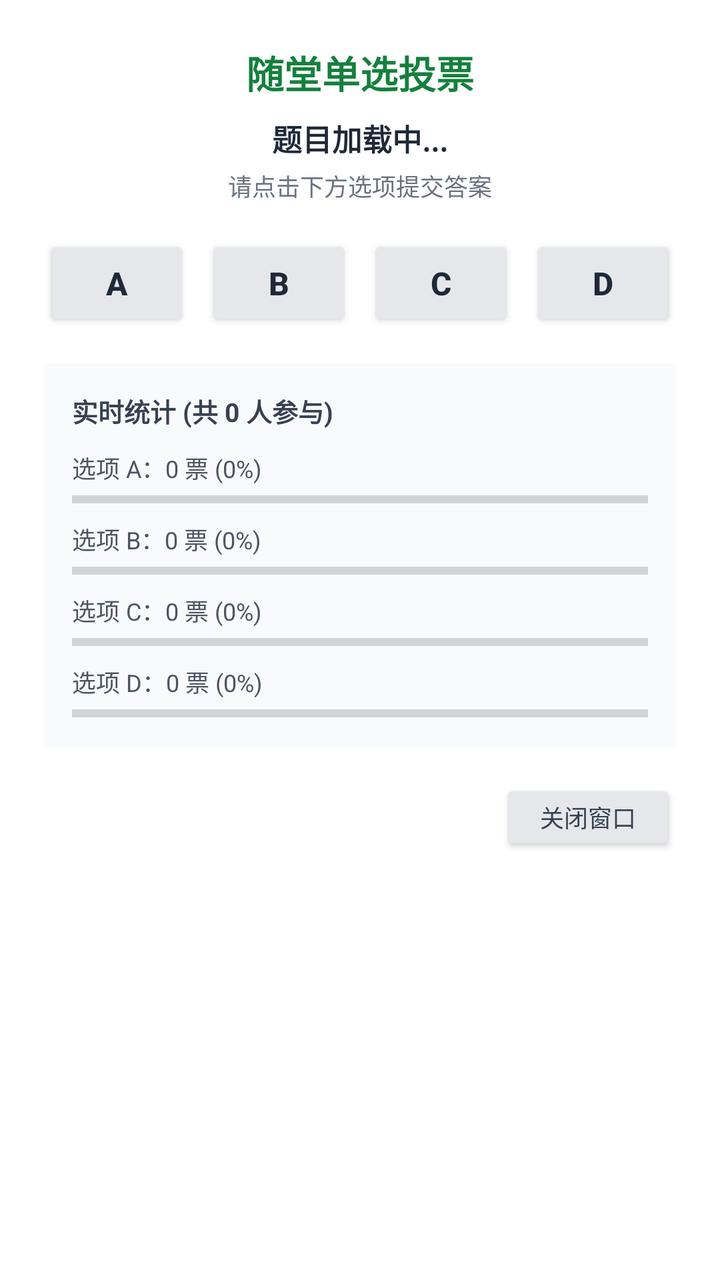
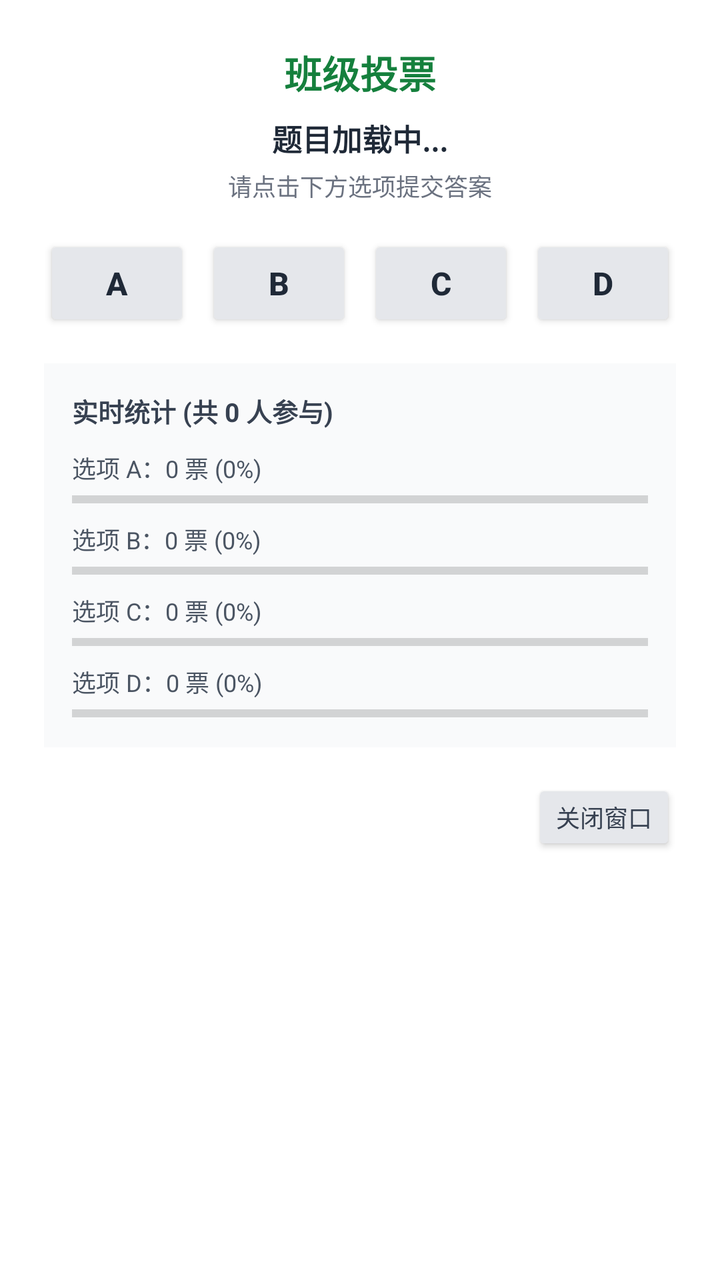

An Android layout rendered at two revisions. The XML below is the earlier revision; the diff shows what the commit changed to produce the second picture.
<!-- AndroidManifest.xml: application theme Theme.CampusChat -->
<!-- res/layout/dialog_vote.xml -->
<?xml version="1.0" encoding="utf-8"?>
<LinearLayout
    xmlns:android="http://schemas.android.com/apk/res/android"
    android:layout_width="match_parent"
    android:layout_height="wrap_content"
    android:orientation="vertical"
    android:background="#FFFFFF"
    android:padding="22dp">

    
    <TextView
        android:layout_width="wrap_content"
        android:layout_height="wrap_content"
        android:layout_gravity="center_horizontal"
        android:text="随堂单选投票"
        android:textColor="#15803D"
        android:textSize="19sp"
        android:textStyle="bold" />

    <TextView
        android:id="@+id/tvVoteTitle"
        android:layout_width="match_parent"
        android:layout_height="wrap_content"
        android:layout_marginTop="8dp"
        android:gravity="center"
        android:text="题目加载中..."
        android:textColor="#1F2937"
        android:textSize="15sp"
        android:textStyle="bold" />

    <TextView
        android:id="@+id/tvVoteStatusHint"
        android:layout_width="match_parent"
        android:layout_height="wrap_content"
        android:layout_marginTop="4dp"
        android:gravity="center"
        android:text="请点击下方选项提交答案"
        android:textColor="#6B7280"
        android:textSize="12sp" />

    
    <LinearLayout
        android:id="@+id/layoutVoteButtons"
        android:layout_width="match_parent"
        android:layout_height="wrap_content"
        android:layout_marginTop="16dp"
        android:orientation="horizontal">

        <Button
            android:id="@+id/btnVoteA"
            android:layout_width="0dp"
            android:layout_height="48dp"
            android:layout_weight="1"
            android:layout_marginEnd="4dp"
            android:backgroundTint="#E5E7EB"
            android:text="A"
            android:textColor="#1F2937"
            android:textSize="16sp"
            android:textStyle="bold" />

        <Button
            android:id="@+id/btnVoteB"
            android:layout_width="0dp"
            android:layout_height="48dp"
            android:layout_weight="1"
            android:layout_marginStart="4dp"
            android:layout_marginEnd="4dp"
            android:backgroundTint="#E5E7EB"
            android:text="B"
            android:textColor="#1F2937"
            android:textSize="16sp"
            android:textStyle="bold" />

        <Button
            android:id="@+id/btnVoteC"
            android:layout_width="0dp"
            android:layout_height="48dp"
            android:layout_weight="1"
            android:layout_marginStart="4dp"
            android:layout_marginEnd="4dp"
            android:backgroundTint="#E5E7EB"
            android:text="C"
            android:textColor="#1F2937"
            android:textSize="16sp"
            android:textStyle="bold" />

        <Button
            android:id="@+id/btnVoteD"
            android:layout_width="0dp"
            android:layout_height="48dp"
            android:layout_weight="1"
            android:layout_marginStart="4dp"
            android:backgroundTint="#E5E7EB"
            android:text="D"
            android:textColor="#1F2937"
            android:textSize="16sp"
            android:textStyle="bold" />
    </LinearLayout>

    
    <LinearLayout
        android:id="@+id/layoutVoteStats"
        android:layout_width="match_parent"
        android:layout_height="wrap_content"
        android:layout_marginTop="16dp"
        android:background="#F9FAFB"
        android:orientation="vertical"
        android:padding="14dp">

        <TextView
            android:id="@+id/tvVoteTotalCount"
            android:layout_width="wrap_content"
            android:layout_height="wrap_content"
            android:text="实时统计 (共 0 人参与)"
            android:textColor="#374151"
            android:textSize="13sp"
            android:textStyle="bold" />

        
        <TextView
            android:id="@+id/tvStatA"
            android:layout_width="match_parent"
            android:layout_height="wrap_content"
            android:layout_marginTop="10dp"
            android:text="选项 A：0 票 (0%)"
            android:textColor="#4B5563"
            android:textSize="12sp" />

        <ProgressBar
            android:id="@+id/pbStatA"
            style="?android:attr/progressBarStyleHorizontal"
            android:layout_width="match_parent"
            android:layout_height="6dp"
            android:layout_marginTop="4dp"
            android:max="100"
            android:progress="0"
            android:progressTint="#1E88E5" />

        
        <TextView
            android:id="@+id/tvStatB"
            android:layout_width="match_parent"
            android:layout_height="wrap_content"
            android:layout_marginTop="8dp"
            android:text="选项 B：0 票 (0%)"
            android:textColor="#4B5563"
            android:textSize="12sp" />

        <ProgressBar
            android:id="@+id/pbStatB"
            style="?android:attr/progressBarStyleHorizontal"
            android:layout_width="match_parent"
            android:layout_height="6dp"
            android:layout_marginTop="4dp"
            android:max="100"
            android:progress="0"
            android:progressTint="#10B981" />

        
        <TextView
            android:id="@+id/tvStatC"
            android:layout_width="match_parent"
            android:layout_height="wrap_content"
            android:layout_marginTop="8dp"
            android:text="选项 C：0 票 (0%)"
            android:textColor="#4B5563"
            android:textSize="12sp" />

        <ProgressBar
            android:id="@+id/pbStatC"
            style="?android:attr/progressBarStyleHorizontal"
            android:layout_width="match_parent"
            android:layout_height="6dp"
            android:layout_marginTop="4dp"
            android:max="100"
            android:progress="0"
            android:progressTint="#F59E0B" />

        
        <TextView
            android:id="@+id/tvStatD"
            android:layout_width="match_parent"
            android:layout_height="wrap_content"
            android:layout_marginTop="8dp"
            android:text="选项 D：0 票 (0%)"
            android:textColor="#4B5563"
            android:textSize="12sp" />

        <ProgressBar
            android:id="@+id/pbStatD"
            style="?android:attr/progressBarStyleHorizontal"
            android:layout_width="match_parent"
            android:layout_height="6dp"
            android:layout_marginTop="4dp"
            android:max="100"
            android:progress="0"
            android:progressTint="#8B5CF6" />
    </LinearLayout>

    
    <LinearLayout
        android:layout_width="match_parent"
        android:layout_height="wrap_content"
        android:layout_marginTop="16dp"
        android:gravity="end"
        android:orientation="horizontal">

        <Button
            android:id="@+id/btnStopVoteTeacher"
            android:layout_width="wrap_content"
            android:layout_height="38dp"
            android:layout_marginEnd="8dp"
            android:backgroundTint="#EF4444"
            android:text="结束投票并公布"
            android:textColor="#FFFFFF"
            android:textSize="12sp"
            android:visibility="gone" />

        <Button
            android:id="@+id/btnCloseVoteDialog"
            android:layout_width="wrap_content"
            android:layout_height="38dp"
            android:backgroundTint="#E5E7EB"
            android:text="关闭窗口"
            android:textColor="#374151"
            android:textSize="12sp" />
    </LinearLayout>

</LinearLayout>
<!-- resources referenced by this layout -->
<resources>
  <style name="Theme.CampusChat" parent="Theme.AppCompat.Light.NoActionBar">
          
          <item name="colorPrimary">@color/brand_primary</item>
          <item name="colorPrimaryDark">@color/brand_primary_dark</item>
          <item name="colorAccent">@color/brand_accent</item>
  
          
          <item name="android:windowBackground">@color/app_background</item>
  
          
          <item name="android:statusBarColor">@color/white</item>
  
          
          <item name="android:windowLightStatusBar">true</item>
      </style>
  <color name="brand_primary">#1E88E5</color>
  <color name="brand_primary_dark">#1565C0</color>
  <color name="brand_accent">#00ACC1</color>
  <color name="app_background">#F4F6F9</color>
  <color name="white">#FFFFFFFF</color>
</resources>

<!-- the commit's change to res/layout/dialog_vote.xml (unified diff, before → after) -->
@@ -12,7 +12,7 @@
         android:layout_width="wrap_content"
         android:layout_height="wrap_content"
         android:layout_gravity="center_horizontal"
-        android:text="随堂单选投票"
+        android:text="班级投票"
         android:textColor="#15803D"
         android:textSize="19sp"
         android:textStyle="bold" />
@@ -214,7 +214,14 @@
             android:text="结束投票并公布"
             android:textColor="#FFFFFF"
             android:textSize="12sp"
-            android:visibility="gone" />
+            android:visibility="gone"
+            android:minWidth="0dp"
+            android:minHeight="0dp"
+            android:insetTop="0dp"
+            android:insetBottom="0dp"
+            android:paddingTop="0dp"
+            android:paddingBottom="0dp"
+            android:gravity="center" />
 
         <Button
             android:id="@+id/btnCloseVoteDialog"
@@ -223,7 +230,14 @@
             android:backgroundTint="#E5E7EB"
             android:text="关闭窗口"
             android:textColor="#374151"
-            android:textSize="12sp" />
+            android:textSize="12sp"
+            android:minWidth="0dp"
+            android:minHeight="0dp"
+            android:insetTop="0dp"
+            android:insetBottom="0dp"
+            android:paddingTop="0dp"
+            android:paddingBottom="0dp"
+            android:gravity="center" />
     </LinearLayout>
 
 </LinearLayout>
